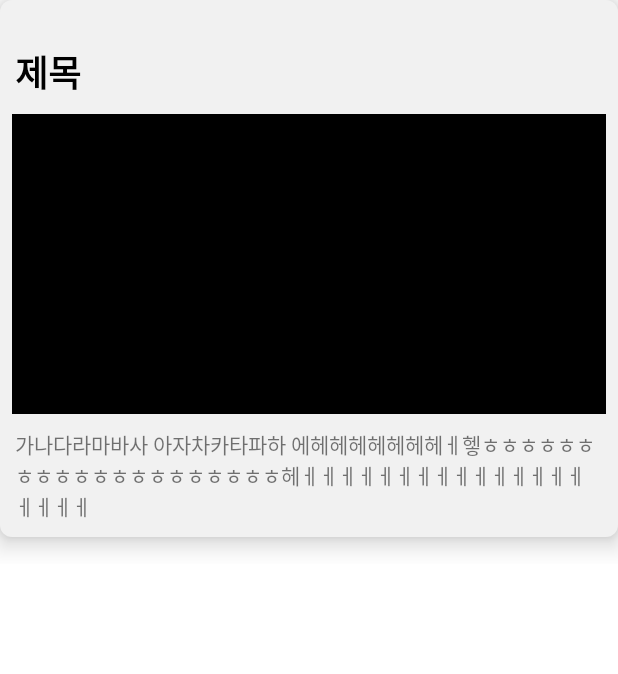
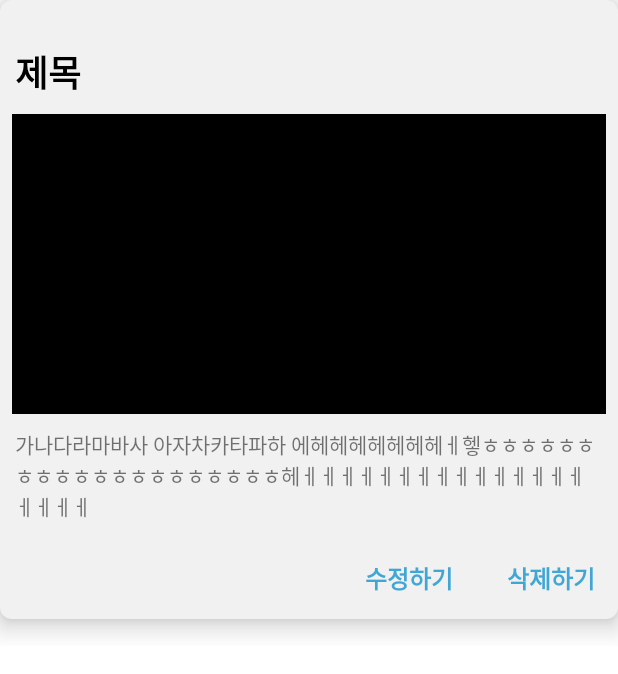
Before and after one commit to EJLee1209/smart-portfolio, an Android app: the layout card_item.xml on its own in the app's theme, with its tools: preview values and no code run, on a phone screen of 412 x 824 dp. Shown: the top 674 px of the screen. Run offline under Robolectric (Android 15) with nearby library versions, the phone set to English and light mode, and no system bars.

```diff
--- a/app/src/main/java/com/dldmswo1209/portfolio/database/MyPortfolioDB.kt
+++ b/app/src/main/java/com/dldmswo1209/portfolio/database/MyPortfolioDB.kt
@@ -9,7 +9,7 @@ import com.dldmswo1209.portfolio.entity.CardEntity
 import com.dldmswo1209.portfolio.entity.ChatEntity
 import com.dldmswo1209.portfolio.entity.UserEntity
 
-@Database(entities = [CardEntity::class, ChatEntity::class, UserEntity::class], version = 7)
+@Database(entities = [CardEntity::class, ChatEntity::class, UserEntity::class], version = 9)
 abstract class MyPortfolioDB : RoomDatabase() {
     abstract fun cardDao() : CardDao
     abstract fun chatDao() : ChatDao
--- a/app/src/main/java/com/dldmswo1209/portfolio/repository/Repository.kt
+++ b/app/src/main/java/com/dldmswo1209/portfolio/repository/Repository.kt
@@ -17,6 +17,10 @@ class Repository(context: Context) {
 
     fun getAllChat() = db.chatDao().getAllChat()
 
+    fun updateCard(card: CardEntity) = db.cardDao().updateCard(card)
+
+    fun deleteCard(card: CardEntity) = db.cardDao().deleteCard(card)
+
     fun insertChat(chat: ChatEntity) = db.chatDao().insertChat(chat)
 
     fun insertUser(user: UserEntity) = db.userDao().insertUser(user)
--- a/app/src/main/res/layout/activity_intro.xml
+++ b/app/src/main/res/layout/activity_intro.xml
@@ -14,6 +14,7 @@
         <com.google.android.material.appbar.CollapsingToolbarLayout
             android:layout_width="match_parent"
             android:layout_height="match_parent"
+            android:background="@color/white"
             app:layout_scrollFlags="scroll|exitUntilCollapsed">
 
             <androidx.constraintlayout.utils.widget.ImageFilterView
--- a/app/src/main/res/layout/card_item.xml
+++ b/app/src/main/res/layout/card_item.xml
@@ -40,6 +40,37 @@
             android:layout_margin="10dp"
             android:text="가나다라마바사 아자차카타파하 에헤헤헤헤헤헤헤ㅔ헿ㅎㅎㅎㅎㅎㅎㅎㅎㅎㅎㅎㅎㅎㅎㅎㅎㅎㅎㅎㅎ헤ㅔㅔㅔㅔㅔㅔㅔㅔㅔㅔㅔㅔㅔㅔㅔㅔㅔㅔㅔ" />
 
+        <androidx.appcompat.widget.LinearLayoutCompat
+            android:layout_width="wrap_content"
+            android:layout_height="wrap_content"
+            android:layout_gravity="end">
+
+            <TextView
+                android:id="@+id/editCardTextView"
+                android:layout_width="wrap_content"
+                android:layout_height="wrap_content"
+                android:text="수정하기"
+                android:padding="15dp"
+                android:textStyle="bold"
+                android:textSize="16sp"
+                android:textColor="@color/main_blue"
+                android:layout_gravity="end" />
+
+            <TextView
+                android:id="@+id/deleteCardTextView"
+                android:layout_width="wrap_content"
+                android:layout_height="wrap_content"
+                android:text="삭제하기"
+                android:padding="15dp"
+                android:textStyle="bold"
+                android:textSize="16sp"
+                android:textColor="@color/main_blue"
+                android:layout_marginStart="5dp"
+                android:layout_gravity="end" />
+
+        </androidx.appcompat.widget.LinearLayoutCompat>
+
+
     </androidx.appcompat.widget.LinearLayoutCompat>
 
 </androidx.appcompat.widget.LinearLayoutCompat>
```
Also changed, not shown: app/src/main/java/com/dldmswo1209/portfolio/Fragment/AddPortfolioBottomSheet.kt (+35 -6 lines), app/src/main/java/com/dldmswo1209/portfolio/Fragment/CardFragment.kt (+22 -1 lines), app/src/main/java/com/dldmswo1209/portfolio/adapter/CardListAdapter.kt (+11 -3 lines), app/src/main/java/com/dldmswo1209/portfolio/dao/CardDao.kt (+7 -4 lines), app/src/main/java/com/dldmswo1209/portfolio/viewModel/MainViewModel.kt (+23 -6 lines).
